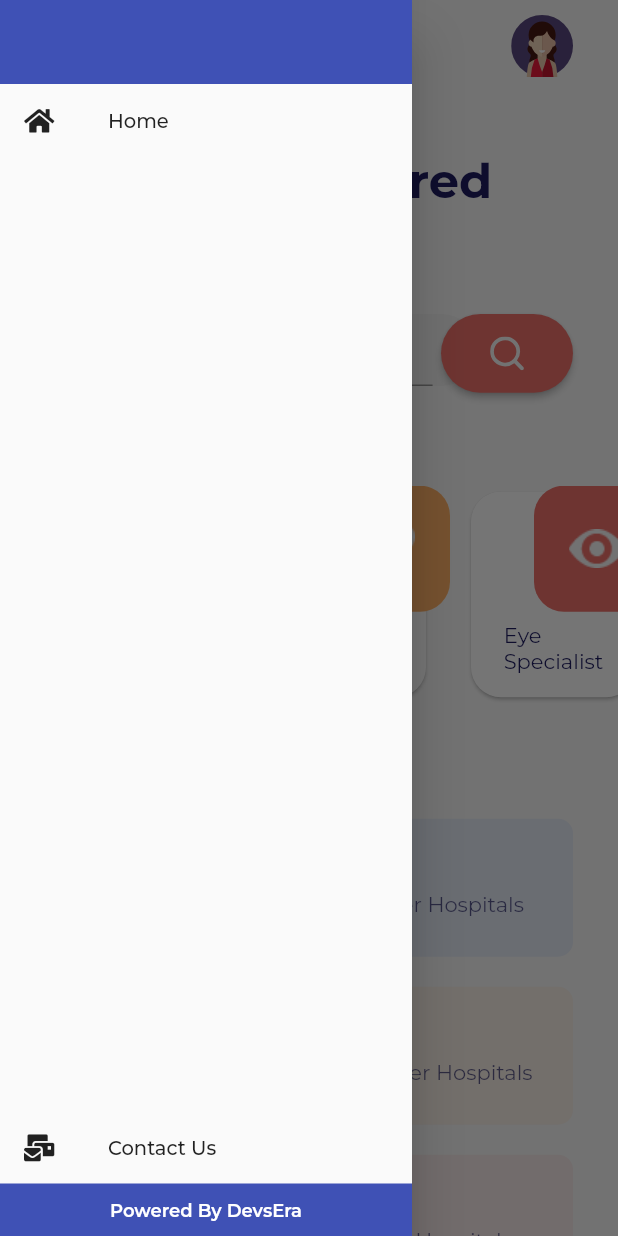
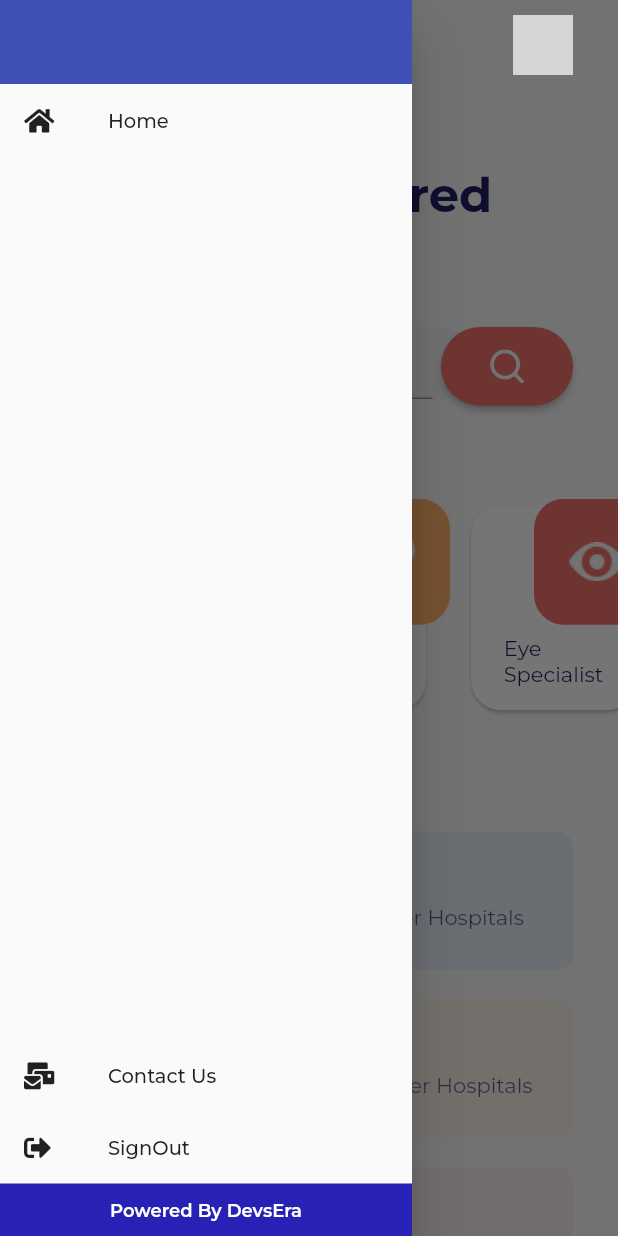
Before and after one commit to gauravmehta13/Fastmeds, a Flutter app: the screen it shows once a user with an empty profile is signed in, in the side drawer, after a tap on "Contact Us", on a phone screen of 412 x 824 dp. Run offline on Flutter 3.47's test engine with Material 2 defaults, Android fonts, the phone set to English and light mode, and no system bars; our stand-ins replace firebase_analytics, firebase_auth, firebase_core, flutter_svg, font_awesome_flutter, google_fonts and 1 more; accounts and stored records are empty; network calls fail; grey boxes are pictures that could not be loaded.

Commit message:
Added google login

```diff
--- a/lib/Screens/Drawer.dart
+++ b/lib/Screens/Drawer.dart
@@ -1,5 +1,6 @@
 import 'package:fastmeds/Constants/Constants.dart';
 import 'package:fastmeds/Screens/home_screen.dart';
+import 'package:fastmeds/Screens/onboarding_screen.dart';
 import 'package:firebase_analytics/firebase_analytics.dart';
 import 'package:firebase_auth/firebase_auth.dart';
 import 'package:flutter/material.dart';
@@ -15,7 +16,7 @@ class MyDrawer extends StatefulWidget {
 
 class _MyDrawerState extends State<MyDrawer> {
   void initState() {
-    FirebaseAnalytics().logEvent(name: 'App_Drawer', parameters: null);
+    //  FirebaseAnalytics().logEvent(name: 'App_Drawer', parameters: null);
     super.initState();
   }
 
@@ -36,13 +37,18 @@ class _MyDrawerState extends State<MyDrawer> {
                 width: double.maxFinite,
                 alignment: Alignment.centerLeft,
                 decoration: BoxDecoration(color: Color(0xFF3f51b5)),
-                child: _auth.currentUser?.phoneNumber != null
-                    ? Text((_auth.currentUser?.phoneNumber ?? ""),
-                        style: TextStyle(
-                          fontWeight: FontWeight.w600,
-                          fontSize: 14,
-                          color: Colors.white,
-                        ))
+                child: _auth.currentUser != null
+                    ? Row(
+                        children: [
+                          if (_auth.currentUser != null)
+                            Text((_auth.currentUser!.displayName ?? ""),
+                                style: TextStyle(
+                                  fontWeight: FontWeight.w600,
+                                  fontSize: 14,
+                                  color: Colors.white,
+                                )),
+                        ],
+                      )
                     : Text("FastMeds",
                         style: TextStyle(
                           fontWeight: FontWeight.w600,
@@ -79,6 +85,22 @@ class _MyDrawerState extends State<MyDrawer> {
                   size: 18,
                 ),
               ),
+              if (_auth.currentUser != null)
+                ListTile(
+                  dense: true,
+                  onTap: () async {
+                    _auth.signOut().then((_) {
+                      Navigator.of(context).pushReplacement(MaterialPageRoute(
+                          builder: (_) => OnboardingScreen()));
+                    });
+                  },
+                  title: Text("SignOut"),
+                  leading: FaIcon(
+                    FontAwesomeIcons.signOutAlt,
+                    color: Colors.black87,
+                    size: 18,
+                  ),
+                ),
               Container(
                 color: primaryColor,
                 width: double.maxFinite,
@@ -100,16 +122,11 @@ class _MyDrawerState extends State<MyDrawer> {
       ),
     );
   }
-
-  signOut() {
-    _auth.signOut().then((value) => Navigator.pushReplacement(context,
-        MaterialPageRoute(builder: (BuildContext context) => HomeScreen())));
-  }
 }
 
 _sendMail() async {
   // Android and iOS
-  const uri = 'mailto:goflexe@gmail.com';
+  const uri = 'mailto:fastmeds@gmail.com';
   if (await canLaunch(uri)) {
     await launch(uri);
   } else {
--- a/lib/Screens/home_screen.dart
+++ b/lib/Screens/home_screen.dart
@@ -3,8 +3,11 @@ import 'package:fastmeds/Screens/Drawer.dart';
 import 'package:fastmeds/components/category_card.dart';
 import 'package:fastmeds/components/doctor_card.dart';
 import 'package:fastmeds/components/search_bar.dart';
+import 'package:firebase_auth/firebase_auth.dart';
 import 'package:flutter/material.dart';
 import 'package:flutter_svg/svg.dart';
+
+final FirebaseAuth _auth = FirebaseAuth.instance;
 
 class HomeScreen extends StatefulWidget {
   @override
@@ -25,7 +28,6 @@ class _HomeScreenState extends State<HomeScreen> {
           child: Column(
             crossAxisAlignment: CrossAxisAlignment.start,
             children: <Widget>[
-              box10,
               Row(
                 mainAxisAlignment: MainAxisAlignment.spaceBetween,
                 children: <Widget>[
@@ -35,12 +37,15 @@ class _HomeScreenState extends State<HomeScreen> {
                         _drawerKey.currentState!.openDrawer();
                       },
                       child: Padding(
-                        padding: EdgeInsets.only(left: 30),
+                        padding: EdgeInsets.fromLTRB(30, 10, 10, 10),
                         child: SvgPicture.asset('assets/icons/menu.svg'),
                       )),
                   Padding(
-                    padding: EdgeInsets.only(right: 30),
-                    child: SvgPicture.asset('assets/icons/profile.svg'),
+                    padding: EdgeInsets.fromLTRB(10, 10, 30, 10),
+                    child: CircleAvatar(
+                        backgroundColor: Colors.grey[300],
+                        backgroundImage:
+                            NetworkImage(_auth.currentUser!.photoURL ?? "")),
                   ),
                 ],
               ),
--- a/lib/Screens/onboarding_screen.dart
+++ b/lib/Screens/onboarding_screen.dart
@@ -67,27 +67,26 @@ class _OnboardingScreenState extends State<OnboardingScreen> {
                       height: 20,
                     ),
                     MaterialButton(
+                      elevation: 10,
+                      height: 45,
                       onPressed: () {
-                        Navigator.push(
-                          context,
-                          MaterialPageRoute(
-                            builder: (context) => HomeScreen(),
+                        googleLogin();
+                      },
+                      shape: RoundedRectangleBorder(
+                          borderRadius: BorderRadius.circular(30),
+                          side: BorderSide(color: Color(0xff3b5998))),
+                      child: Row(
+                        mainAxisAlignment: MainAxisAlignment.center,
+                        children: [
+                          Image.asset('assets/google.png', scale: 3),
+                          SizedBox(
+                            width: 20,
                           ),
-                        );
-                      },
-                      color: kOrangeColor,
-                      padding: EdgeInsets.symmetric(
-                        horizontal: 30,
-                      ),
-                      shape: RoundedRectangleBorder(
-                        borderRadius: BorderRadius.circular(20),
-                      ),
-                      child: Text(
-                        'Get Started',
-                        style: TextStyle(
-                          color: kWhiteColor,
-                          fontSize: 16,
-                        ),
+                          Text(
+                            'Get Started',
+                            style: TextStyle(color: Color(0xff3b5998)),
+                          )
+                        ],
                       ),
                     ),
                   ],
--- a/lib/main.dart
+++ b/lib/main.dart
@@ -1,6 +1,8 @@
 import 'package:fastmeds/Screens/home_screen.dart';
 import 'package:fastmeds/Screens/onboarding_screen.dart';
+import 'package:firebase_auth/firebase_auth.dart';
 import 'package:firebase_core/firebase_core.dart';
+import 'package:flutter/foundation.dart';
 import 'package:flutter/material.dart';
 import 'package:google_fonts/google_fonts.dart';
 
@@ -12,11 +14,54 @@ Future<void> main() async {
   runApp(MyApp());
 }
 
-class MyApp extends StatelessWidget {
-  // This widget is the root of your application.
+final FirebaseAuth _auth = FirebaseAuth.instance;
+
+class MyApp extends StatefulWidget {
+  @override
+  _MyAppState createState() => _MyAppState();
+}
+
+class _MyAppState extends State<MyApp> {
+  bool loading = kIsWeb ? true : false;
+  late Widget home =
+      _auth.currentUser != null ? HomeScreen() : OnboardingScreen();
+
+  void initState() {
+    if (kIsWeb) {
+      final subscription = FirebaseAuth.instance.idTokenChanges().listen(null);
+      subscription.onData((event) async {
+        if (event != null) {
+          setState(() {
+            home = HomeScreen();
+          });
+          subscription.cancel();
+          setState(() {
+            loading = false;
+          });
+          print(FirebaseAuth.instance.currentUser);
+        } else {
+          print("No user yet..");
+          await Future.delayed(Duration(seconds: 4));
+          if (loading) {
+            setState(() {
+              home = OnboardingScreen();
+            });
+            subscription.cancel();
+            setState(() {
+              loading = false;
+            });
+          }
+        }
+      });
+    }
+    super.initState();
+  }
+
   @override
   Widget build(BuildContext context) {
-    return MaterialApp(
+    return loading
+        ? Container(child: Center(child: CircularProgressIndicator()))
+        : MaterialApp(
             debugShowCheckedModeBanner: false,
             title: 'FastMeds',
             theme: ThemeData(
@@ -26,27 +71,10 @@ class MyApp extends StatelessWidget {
               textTheme: GoogleFonts.montserratTextTheme(
                 Theme.of(context).textTheme,
               ),
-          // textButtonTheme: TextButtonThemeData(
-          //   style: ElevatedButton.styleFrom(
-          //     primary: primaryColor, // background
-          //     onPrimary: Colors.white, // foreground
-          //   ),
-          // ),
-          // fixTextFieldOutlineLabel: true,
-          // selectedRowColor: primaryColor,
               primaryColor: primaryColor,
               accentColor: primaryColor,
               backgroundColor: primaryColor,
-          // elevatedButtonTheme: ElevatedButtonThemeData(
-          //   style: ElevatedButton.styleFrom(
-          //     primary: primaryColor, // background
-          //     onPrimary: Colors.white, // foreground
-          //   ),
-          // ),
-          // buttonTheme: ButtonThemeData(
-          //   buttonColor: primaryColor,
-          // )
             ),
-        home: OnboardingScreen());
+            home: home);
   }
 }
```
Also changed, not shown: lib/Constants/Constants.dart (+1 -28 lines), assets/google.png (added), 1 other file. Lines whose indentation alone changed are shown as unchanged.
